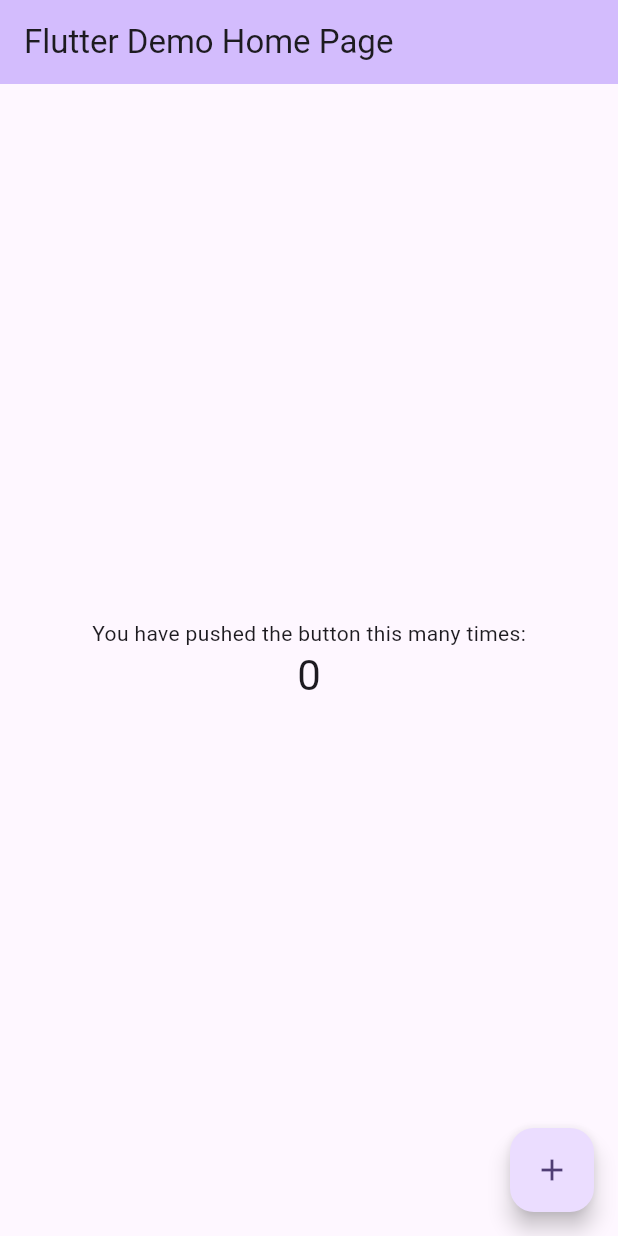
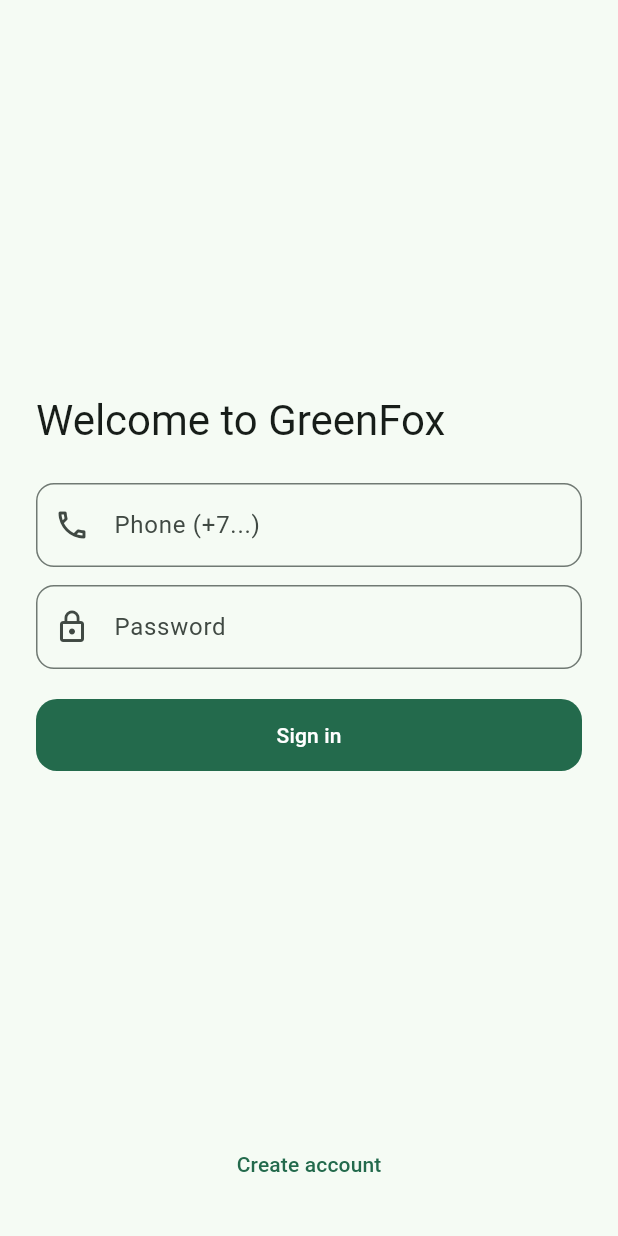
Before and after one commit to bakhytzhanjzz/greenfox-mobile, a Flutter app: the screen it shows after launch, on a phone screen of 412 x 824 dp. Run offline on Flutter 3.47's test engine with Material 3 defaults, Android fonts, the phone set to English and light mode, and no system bars; our stand-ins replace dio, flutter_secure_storage, go_router.

Commit message:
feat: routing, theme, session, login skeleton

```diff
--- /dev/null
+++ b/lib/app.dart
@@ -0,0 +1,19 @@
+import 'package:flutter/material.dart';
+import 'package:go_router/go_router.dart';
+import 'router.dart';
+import 'theme/theme.dart';
+
+class GreenFoxApp extends StatelessWidget {
+  const GreenFoxApp({super.key});
+
+  @override
+  Widget build(BuildContext context) {
+    final GoRouter router = buildRouter();
+    return MaterialApp.router(
+      title: 'GreenFox',
+      debugShowCheckedModeBanner: false,
+      theme: buildTheme(),
+      routerConfig: router,
+    );
+  }
+}
--- /dev/null
+++ b/lib/core/api_client.dart
@@ -0,0 +1,40 @@
+import 'package:dio/dio.dart';
+import 'session.dart';
+
+class ApiClient {
+  static final String baseUrl = const String.fromEnvironment(
+    'API_BASE_URL',
+    defaultValue: 'http://10.0.2.2:8080/api', // Android emulator to localhost
+  );
+
+  final Dio dio;
+
+  ApiClient._(this.dio);
+
+  static ApiClient create() {
+    final dio = Dio(BaseOptions(
+      baseUrl: baseUrl,
+      connectTimeout: const Duration(seconds: 10),
+      receiveTimeout: const Duration(seconds: 15),
+      headers: {'Content-Type': 'application/json'},
+    ));
+
+    dio.interceptors.add(InterceptorsWrapper(
+      onRequest: (options, handler) async {
+        if (await Session.instance.hasToken()) {
+          options.headers['Authorization'] = 'Bearer ${Session.instance.token}';
+        }
+        handler.next(options);
+      },
+      onError: (e, handler) async {
+        if (e.response?.statusCode == 401) {
+          await Session.instance.clear();
+        }
+        handler.next(e);
+      },
+    ));
+
+    return ApiClient._(dio);
+  }
+}
+//https://greenfox-backend.onrender.com/api
--- /dev/null
+++ b/lib/core/session.dart
@@ -0,0 +1,30 @@
+import 'package:flutter/foundation.dart';
+import 'package:flutter_secure_storage/flutter_secure_storage.dart';
+
+class Session extends ChangeNotifier {
+  Session._();
+  static final Session instance = Session._();
+
+  static const _storage = FlutterSecureStorage();
+  static const _jwtKey = 'jwt';
+
+  String? _token;
+  String? get token => _token;
+
+  Future<bool> hasToken() async {
+    _token ??= await _storage.read(key: _jwtKey);
+    return _token != null && _token!.isNotEmpty;
+  }
+
+  Future<void> saveToken(String token) async {
+    _token = token;
+    await _storage.write(key: _jwtKey, value: token);
+    notifyListeners();
+  }
+
+  Future<void> clear() async {
+    _token = null;
+    await _storage.delete(key: _jwtKey);
+    notifyListeners();
+  }
+}
--- /dev/null
+++ b/lib/features/auth/login_page.dart
@@ -0,0 +1,117 @@
+import 'package:dio/dio.dart';
+import 'package:flutter/material.dart';
+import 'package:go_router/go_router.dart';
+import '../../core/api_client.dart';
+import '../../core/session.dart';
+
+class LoginPage extends StatefulWidget {
+  const LoginPage({super.key});
+
+  @override
+  State<LoginPage> createState() => _LoginPageState();
+}
+
+class _LoginPageState extends State<LoginPage> {
+  final phoneCtrl = TextEditingController();
+  final passCtrl = TextEditingController();
+  bool loading = false;
+
+  @override
+  void dispose() {
+    phoneCtrl.dispose();
+    passCtrl.dispose();
+    super.dispose();
+  }
+
+  Future<void> _login() async {
+    setState(() => loading = true);
+    final api = ApiClient.create();
+    try {
+      // IMPORTANT: adapt the payload keys to your backend contract.
+      // Common variants: phone/phoneNumber, password.
+      final res = await api.dio.post('/auth/login', data: {
+        'phoneNumber': phoneCtrl.text.trim(), // change to 'phone' if needed
+        'password': passCtrl.text,
+      });
+
+      // Token field variants we’ll try in order:
+      final data = res.data;
+      final token = (data['token'] ?? data['accessToken'] ?? data['jwt'])?.toString();
+
+      if (token == null || token.isEmpty) {
+        throw Exception('No token in response. Please confirm the /auth/login response shape.');
+      }
+
+      await Session.instance.saveToken(token);
+      if (mounted) context.go('/home');
+    } on DioException catch (e) {
+      final msg = _extractError(e);
+      _showSnack(msg);
+    } catch (e) {
+      _showSnack(e.toString());
+    } finally {
+      if (mounted) setState(() => loading = false);
+    }
+  }
+
+  String _extractError(DioException e) {
+    final d = e.response?.data;
+    if (d is Map && d['message'] != null) return d['message'].toString();
+    if (e.message != null) return e.message!;
+    return 'Login failed';
+  }
+
+  void _showSnack(String msg) {
+    ScaffoldMessenger.of(context).showSnackBar(SnackBar(content: Text(msg)));
+  }
+
+  @override
+  Widget build(BuildContext context) {
+    final theme = Theme.of(context);
+    return Scaffold(
+      body: SafeArea(
+        child: Padding(
+          padding: const EdgeInsets.all(24),
+          child: Column(
+            crossAxisAlignment: CrossAxisAlignment.stretch,
+            children: [
+              const Spacer(),
+              Text('Welcome to GreenFox', style: theme.textTheme.headlineMedium),
+              const SizedBox(height: 24),
+              TextField(
+                controller: phoneCtrl,
+                keyboardType: TextInputType.phone,
+                decoration: const InputDecoration(
+                  labelText: 'Phone (+7...)',
+                  prefixIcon: Icon(Icons.phone_outlined),
+                ),
+              ),
+              const SizedBox(height: 12),
+              TextField(
+                controller: passCtrl,
+                obscureText: true,
+                decoration: const InputDecoration(
+                  labelText: 'Password',
+                  prefixIcon: Icon(Icons.lock_outline),
+                ),
+              ),
+              const SizedBox(height: 20),
+              FilledButton(
+                onPressed: loading ? null : _login,
+                child: loading
+                    ? const SizedBox(
+                    height: 20, width: 20, child: CircularProgressIndicator(strokeWidth: 2))
+                    : const Text('Sign in'),
+              ),
+              const Spacer(),
+              TextButton(
+                onPressed: () {}, // TODO: register/forgot later
+                child: const Text('Create account'),
+              ),
+            ],
+          ),
+        ),
+      ),
+    );
+  }
+}
--- a/lib/main.dart
+++ b/lib/main.dart
@@ -1,122 +1,7 @@
 import 'package:flutter/material.dart';
+import 'app.dart';
 
 void main() {
-  runApp(const MyApp());
+  WidgetsFlutterBinding.ensureInitialized();
+  runApp(const GreenFoxApp());
 }
-
-class MyApp extends StatelessWidget {
-  const MyApp({super.key});
-
-  // This widget is the root of your application.
-  @override
-  Widget build(BuildContext context) {
-    return MaterialApp(
-      title: 'Flutter Demo',
-      theme: ThemeData(
-        // This is the theme of your application.
-        //
-        // TRY THIS: Try running your application with "flutter run". You'll see
-        // the application has a purple toolbar. Then, without quitting the app,
-        // try changing the seedColor in the colorScheme below to Colors.green
-        // and then invoke "hot reload" (save your changes or press the "hot
-        // reload" button in a Flutter-supported IDE, or press "r" if you used
-        // the command line to start the app).
-        //
-        // Notice that the counter didn't reset back to zero; the application
-        // state is not lost during the reload. To reset the state, use hot
-        // restart instead.
-        //
-        // This works for code too, not just values: Most code changes can be
-        // tested with just a hot reload.
-        colorScheme: ColorScheme.fromSeed(seedColor: Colors.deepPurple),
-      ),
-      home: const MyHomePage(title: 'Flutter Demo Home Page'),
-    );
-  }
-}
-
-class MyHomePage extends StatefulWidget {
-  const MyHomePage({super.key, required this.title});
-
-  // This widget is the home page of your application. It is stateful, meaning
-  // that it has a State object (defined below) that contains fields that affect
-  // how it looks.
-
-  // This class is the configuration for the state. It holds the values (in this
-  // case the title) provided by the parent (in this case the App widget) and
-  // used by the build method of the State. Fields in a Widget subclass are
-  // always marked "final".
-
-  final String title;
-
-  @override
-  State<MyHomePage> createState() => _MyHomePageState();
-}
-
-class _MyHomePageState extends State<MyHomePage> {
-  int _counter = 0;
-
-  void _incrementCounter() {
-    setState(() {
-      // This call to setState tells the Flutter framework that something has
-      // changed in this State, which causes it to rerun the build method below
-      // so that the display can reflect the updated values. If we changed
-      // _counter without calling setState(), then the build method would not be
-      // called again, and so nothing would appear to happen.
-      _counter++;
-    });
-  }
-
-  @override
-  Widget build(BuildContext context) {
-    // This method is rerun every time setState is called, for instance as done
-    // by the _incrementCounter method above.
-    //
-    // The Flutter framework has been optimized to make rerunning build methods
-    // fast, so that you can just rebuild anything that needs updating rather
-    // than having to individually change instances of widgets.
-    return Scaffold(
-      appBar: AppBar(
-        // TRY THIS: Try changing the color here to a specific color (to
-        // Colors.amber, perhaps?) and trigger a hot reload to see the AppBar
-        // change color while the other colors stay the same.
-        backgroundColor: Theme.of(context).colorScheme.inversePrimary,
-        // Here we take the value from the MyHomePage object that was created by
-        // the App.build method, and use it to set our appbar title.
-        title: Text(widget.title),
-      ),
-      body: Center(
-        // Center is a layout widget. It takes a single child and positions it
-        // in the middle of the parent.
-        child: Column(
-          // Column is also a layout widget. It takes a list of children and
-          // arranges them vertically. By default, it sizes itself to fit its
-          // children horizontally, and tries to be as tall as its parent.
-          //
-          // Column has various properties to control how it sizes itself and
-          // how it positions its children. Here we use mainAxisAlignment to
-          // center the children vertically; the main axis here is the vertical
-          // axis because Columns are vertical (the cross axis would be
-          // horizontal).
-          //
-          // TRY THIS: Invoke "debug painting" (choose the "Toggle Debug Paint"
-          // action in the IDE, or press "p" in the console), to see the
-          // wireframe for each widget.
-          mainAxisAlignment: MainAxisAlignment.center,
-          children: <Widget>[
-            const Text('You have pushed the button this many times:'),
-            Text(
-              '$_counter',
-              style: Theme.of(context).textTheme.headlineMedium,
-            ),
-          ],
-        ),
-      ),
-      floatingActionButton: FloatingActionButton(
-        onPressed: _incrementCounter,
-        tooltip: 'Increment',
-        child: const Icon(Icons.add),
-      ), // This trailing comma makes auto-formatting nicer for build methods.
-    );
-  }
-}
--- /dev/null
+++ b/lib/router.dart
@@ -0,0 +1,31 @@
+import 'package:flutter/material.dart';
+import 'package:go_router/go_router.dart';
+import 'features/auth/login_page.dart';
+import 'features/home/home_page.dart';
+import 'core/session.dart';
+
+GoRouter buildRouter() {
+  return GoRouter(
+    initialLocation: '/login',
+    redirect: (context, state) async {
+      // naive redirect: if we have a token, go to /home
+      final hasToken = await Session.instance.hasToken();
+      final loggingIn = state.matchedLocation == '/login';
+      if (hasToken && loggingIn) return '/home';
+      if (!hasToken && !loggingIn) return '/login';
+      return null;
+    },
+    routes: <RouteBase>[
+      GoRoute(
+        path: '/login',
+        builder: (context, state) => const LoginPage(),
+      ),
+      GoRoute(
+        path: '/home',
+        builder: (context, state) => const HomePage(),
+      ),
+    ],
+    // Important for async redirect
+    refreshListenable: Session.instance,
+  );
+}
--- /dev/null
+++ b/lib/theme/theme.dart
@@ -0,0 +1,19 @@
+import 'package:flutter/material.dart';
+
+ThemeData buildTheme() {
+  final base = ThemeData(
+    useMaterial3: true,
+    colorSchemeSeed: const Color(0xFF0FB27A), // GreenFox vibe
+  );
+  return base.copyWith(
+    inputDecorationTheme: const InputDecorationTheme(
+      border: OutlineInputBorder(borderRadius: BorderRadius.all(Radius.circular(12))),
+    ),
+    filledButtonTheme: FilledButtonThemeData(
+      style: FilledButton.styleFrom(
+        padding: const EdgeInsets.symmetric(vertical: 14, horizontal: 18),
+        shape: RoundedRectangleBorder(borderRadius: BorderRadius.circular(14)),
+      ),
+    ),
+  );
+}
--- a/pubspec.yaml
+++ b/pubspec.yaml
@@ -34,6 +34,9 @@ dependencies:
   # The following adds the Cupertino Icons font to your application.
   # Use with the CupertinoIcons class for iOS style icons.
   cupertino_icons: ^1.0.8
+  dio: ^5.9.0
+  go_router: ^16.2.4
+  flutter_secure_storage: ^9.2.4
 
 dev_dependencies:
   flutter_test:
```
Also changed, not shown: lib/features/home/home_page.dart (added, +26 -0 lines), pubspec.lock, 1 other file.
